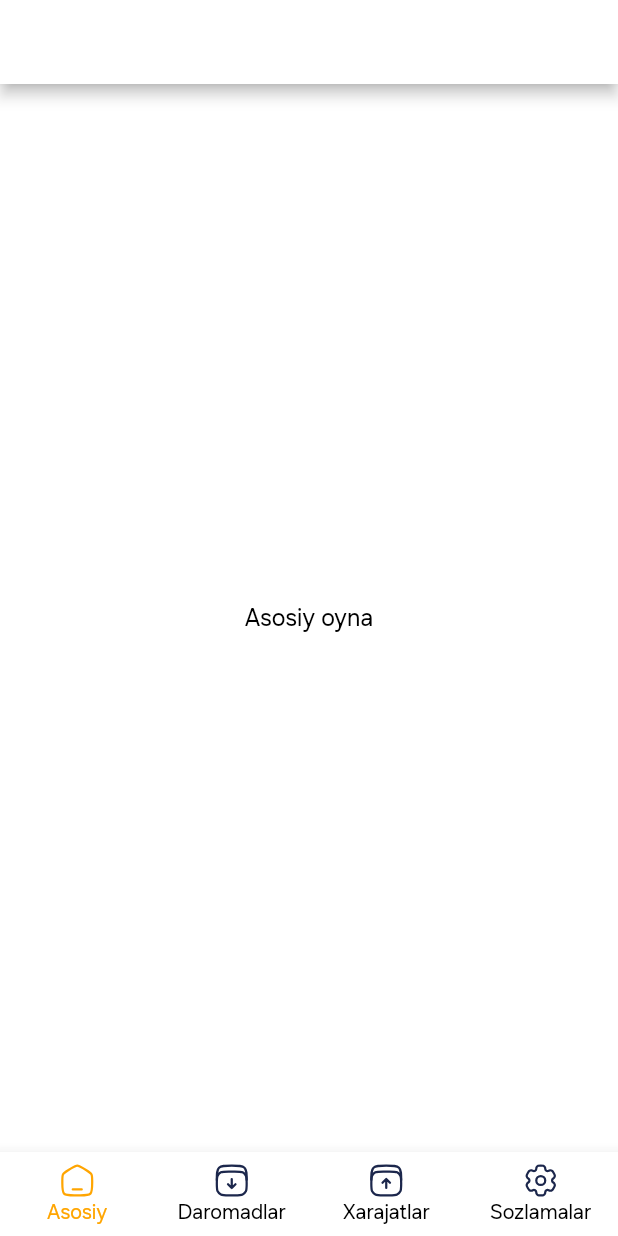
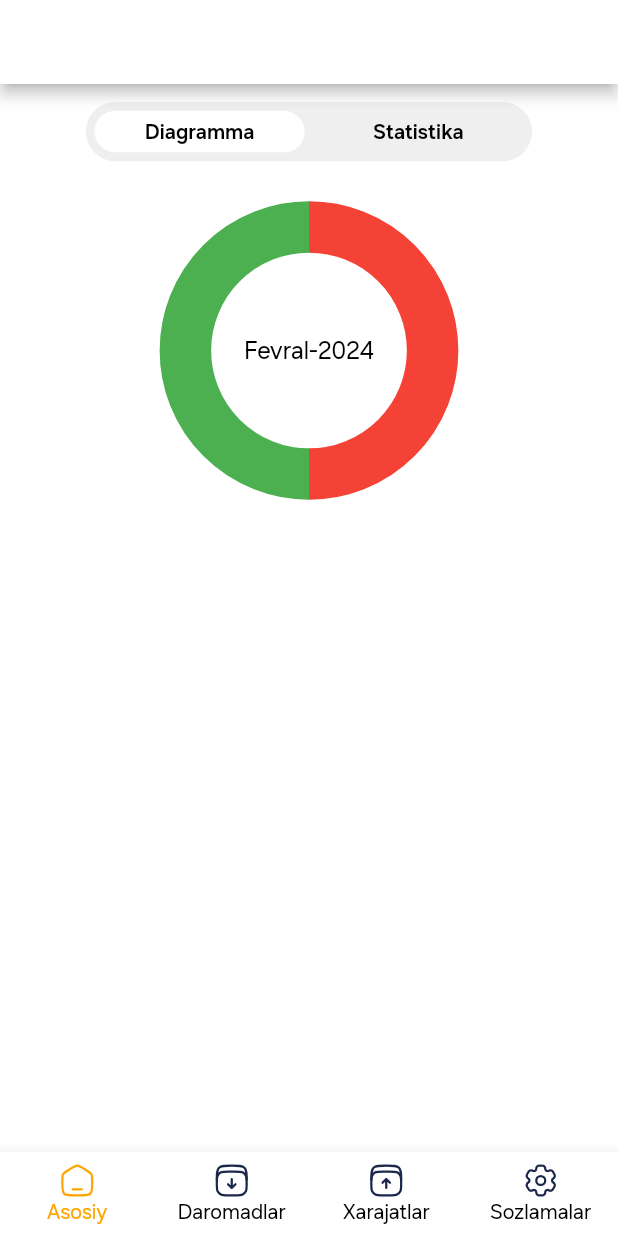
Before and after one commit to respectIMT/wallet_app, a Flutter app: the screen it shows after launch, on a phone screen of 412 x 824 dp. Run offline on Flutter 3.47's test engine with Material 2 defaults, Android fonts, the phone set to English and light mode, and no system bars; drawn by our look-alikes of pie_chart; our stand-ins replace bloc, easy_localization, flutter_bloc, flutter_easyloading, flutter_screenutil, flutter_svg and 5 more; missing offline and left inert: requests_inspector; accounts and stored records are empty.

Commit message:
08.02.2024

```diff
--- a/lib/application/home/home_cubit.dart
+++ b/lib/application/home/home_cubit.dart
@@ -3,4 +3,9 @@ import 'package:bloc/bloc.dart';
 
 class HomePageCubit extends Cubit<HomePageState> {
   HomePageCubit() : super(HomePageInitial());
+
+  Map<String, double> dataMapChart = {
+    "Daromadlar": 1,
+    "Xarajatlar": 1,
+  };
 }
--- a/lib/main.dart
+++ b/lib/main.dart
@@ -2,7 +2,7 @@ import 'dart:async';
 import 'package:flutter/material.dart';
 import 'package:flutter/services.dart';
 import 'package:flutter_bloc/flutter_bloc.dart';
-import 'application/app_manager/app_manager_cubit.dart';
+import 'application/app/app_manager_cubit.dart';
 import 'package:wallet_app/presentation/app_manager.dart';
 import 'package:easy_localization/easy_localization.dart';
 import 'package:flutter_screenutil/flutter_screenutil.dart';
--- a/lib/presentation/app_manager.dart
+++ b/lib/presentation/app_manager.dart
@@ -1,12 +1,12 @@
 import 'companents/error_view.dart';
 import 'package:flutter/material.dart';
 import 'package:flutter_bloc/flutter_bloc.dart';
+import '../application/app/app_manager_cubit.dart';
 import 'package:easy_localization/easy_localization.dart';
 import 'package:requests_inspector/requests_inspector.dart';
 import 'package:flutter_easyloading/flutter_easyloading.dart';
 import 'package:wallet_app/presentation/routes/coordinator.dart';
 import 'package:wallet_app/presentation/assets/theme/app_theme.dart';
-import 'package:wallet_app/application/app_manager/app_manager_cubit.dart';
 
 class AppManager extends StatelessWidget {
   const AppManager({super.key});
--- /dev/null
+++ b/lib/presentation/assets/res/app_color.dart
@@ -0,0 +1,20 @@
+import 'package:flutter/material.dart';
+
+class AppColors {
+  static List<Color> colorsList = [
+    Colors.green,
+    Colors.red,
+    Colors.blue,
+    Colors.amber,
+    Colors.tealAccent,
+    Colors.purpleAccent,
+    Colors.indigoAccent,
+    Colors.teal,
+    Colors.blueAccent,
+    Colors.cyan,
+    Colors.deepOrange,
+    Colors.deepPurple,
+    Colors.indigo,
+    Colors.orange,
+  ];
+}
--- /dev/null
+++ b/lib/presentation/pages/home/components/pie_chart.dart
@@ -0,0 +1,44 @@
+import 'package:flutter/material.dart';
+import 'package:pie_chart/pie_chart.dart';
+import 'package:wallet_app/presentation/assets/res/app_color.dart';
+import 'package:wallet_app/presentation/assets/res/screen_size.dart';
+import 'package:wallet_app/presentation/assets/theme/app_theme.dart';
+
+class PieChartX extends StatelessWidget {
+  const PieChartX({
+    super.key,
+    required this.dataMapChart,
+  });
+  final Map<String, double> dataMapChart;
+
+  @override
+  Widget build(BuildContext context) {
+    return PieChart(
+      animationDuration: const Duration(milliseconds: 1000),
+      chartRadius: MediaQuery.of(context).size.width / 2.5,
+      colorList: AppColors.colorsList,
+      chartType: ChartType.ring,
+      ringStrokeWidth: ScreenSize.w30,
+      centerText: "Fevral-2024",
+      centerTextStyle: AppTheme.data.textTheme.bodyMedium,
+      initialAngleInDegree: 90,
+      legendOptions: const LegendOptions(
+        showLegendsInRow: false,
+        legendPosition: LegendPosition.right,
+        showLegends: false,
+        legendShape: BoxShape.circle,
+        legendTextStyle: TextStyle(
+          fontWeight: FontWeight.bold,
+        ),
+      ),
+      chartValuesOptions: const ChartValuesOptions(
+        showChartValueBackground: false,
+        showChartValues: false,
+        showChartValuesInPercentage: true,
+        showChartValuesOutside: true,
+        decimalPlaces: 0,
+      ),
+      dataMap: dataMapChart,
+    );
+  }
+}
--- /dev/null
+++ b/lib/presentation/pages/home/components/tabbar_menu.dart
@@ -0,0 +1,59 @@
+import 'package:gap/gap.dart';
+import 'package:flutter/material.dart';
+import 'package:wallet_app/presentation/assets/asset_index.dart';
+import 'package:wallet_app/presentation/assets/res/screen_size.dart';
+
+class TabBarMenu extends StatelessWidget {
+  const TabBarMenu({
+    super.key,
+  });
+
+  @override
+  Widget build(BuildContext context) {
+    return Container(
+      padding: EdgeInsets.symmetric(
+        vertical: ScreenSize.h5,
+        horizontal: ScreenSize.w5,
+      ),
+      decoration: BoxDecoration(
+          color: AppTheme.colors.grey100,
+          borderRadius: BorderRadius.circular(ScreenSize.r20)),
+      child: Row(
+        mainAxisAlignment: MainAxisAlignment.spaceBetween,
+        children: [
+          Expanded(
+            child: Container(
+              padding: EdgeInsets.symmetric(
+                  vertical: ScreenSize.h4, horizontal: ScreenSize.w5),
+              decoration: BoxDecoration(
+                  color: AppTheme.colors.white,
+                  borderRadius: BorderRadius.circular(ScreenSize.r25)),
+              child: Text(
+                "Diagramma",
+                textAlign: TextAlign.center,
+                style: AppTheme.data.textTheme.bodySmall!
+                    .copyWith(fontWeight: FontWeight.w600),
+              ),
+            ),
+          ),
+          Gap(ScreenSize.w5),
+          Expanded(
+            child: Container(
+              padding: EdgeInsets.symmetric(
+                  vertical: ScreenSize.h4, horizontal: ScreenSize.w5),
+              decoration: BoxDecoration(
+                  // color: AppTheme.colors.white,
+                  borderRadius: BorderRadius.circular(ScreenSize.r25)),
+              child: Text(
+                "Statistika",
+                style: AppTheme.data.textTheme.bodySmall!
+                    .copyWith(fontWeight: FontWeight.w600),
+                textAlign: TextAlign.center,
+              ),
+            ),
+          ),
+        ],
+      ),
+    );
+  }
+}
--- a/lib/presentation/pages/home/home_page.dart
+++ b/lib/presentation/pages/home/home_page.dart
@@ -1,8 +1,11 @@
+import 'components/tabbar_menu.dart';
+import 'components/pie_chart.dart';
 import 'package:flutter/material.dart';
 import 'package:flutter_bloc/flutter_bloc.dart';
 import 'package:wallet_app/application/home/home_cubit.dart';
 import 'package:wallet_app/application/home/home_state.dart';
 import 'package:wallet_app/presentation/assets/asset_index.dart';
+import 'package:wallet_app/presentation/assets/res/screen_size.dart';
 
 class HomePage extends StatelessWidget {
   const HomePage({
@@ -18,12 +21,26 @@ class HomePage extends StatelessWidget {
         child: Builder(
           builder: (context) => BlocBuilder<HomePageCubit, HomePageState>(
             builder: (context, state) => Builder(builder: (context) {
-              // final cubit = context.read<HomePageCubit>();
+              final cubit = context.read<HomePageCubit>();
               return Scaffold(
                 appBar: AppBar(
                   backgroundColor: AppTheme.colors.white,
                 ),
-                body: const Center(child: Text("Asosiy oyna")),
+                body: Center(
+                  child: Container(
+                    padding: EdgeInsets.symmetric(
+                        vertical: ScreenSize.h10, horizontal: ScreenSize.w50),
+                    child: Column(children: [
+                      const TabBarMenu(),
+                      Padding(
+                        padding: EdgeInsets.symmetric(
+                            vertical: ScreenSize.h30,
+                            horizontal: ScreenSize.w10),
+                        child: PieChartX(dataMapChart: cubit.dataMapChart),
+                      ),
+                    ]),
+                  ),
+                ),
               );
             }),
           ),
--- a/lib/presentation/pages/outlay/outlay_page.dart
+++ b/lib/presentation/pages/outlay/outlay_page.dart
@@ -21,12 +21,9 @@ class OutlayPage extends StatelessWidget {
                 appBar: AppBar(
                   backgroundColor: AppTheme.colors.white,
                 ),
-                body: Center(
-                  child: TextButton(
-                    onPressed: () {},
-                    child: const Text(
-                      "Outlay",
-                    ),
+                body: const Center(
+                  child: Text(
+                    "Outlay",
                   ),
                 ),
               );
--- a/lib/presentation/pages/profit/profit_page.dart
+++ b/lib/presentation/pages/profit/profit_page.dart
@@ -21,12 +21,9 @@ class ProfitPage extends StatelessWidget {
                 appBar: AppBar(
                   backgroundColor: AppTheme.colors.white,
                 ),
-                body: Center(
-                  child: TextButton(
-                    onPressed: () {},
-                    child: const Text(
-                      "Profit",
-                    ),
+                body: const Center(
+                  child: Text(
+                    "Profit",
                   ),
                 ),
               );
```
Also changed, not shown: lib/application/app/app_manager_cubit.dart (renamed from lib/application/app_manager/app_manager_cubit.dart), lib/application/app/app_manager_state.dart (renamed from lib/application/app_manager/app_manager_state.dart).
